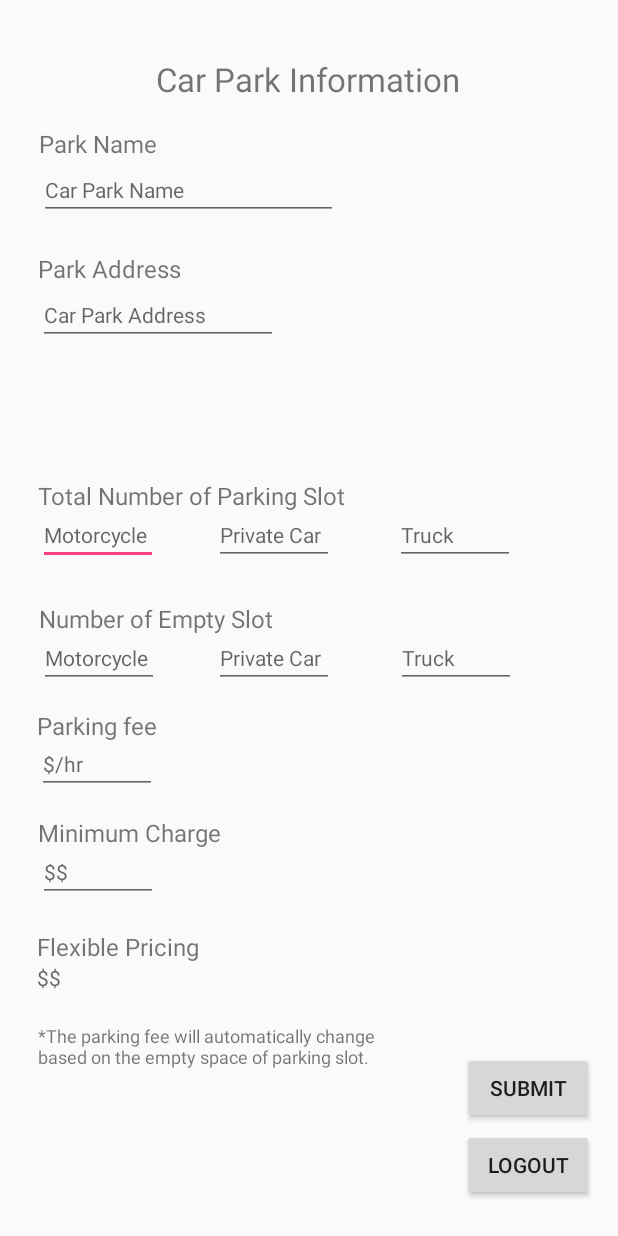
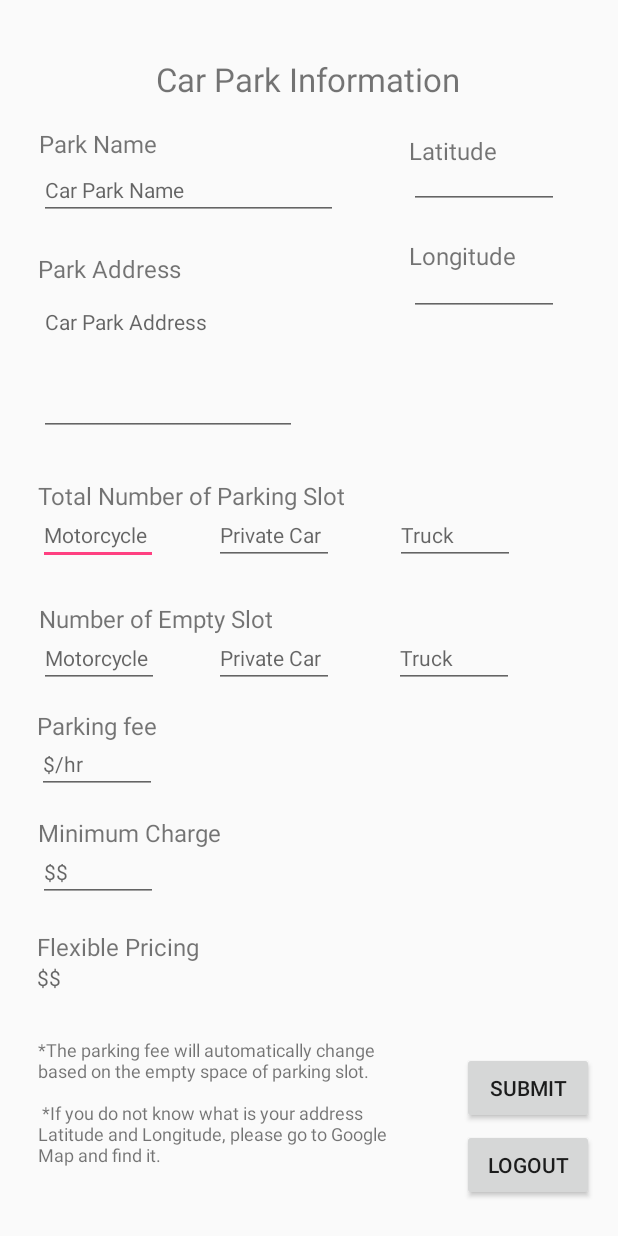
Before and after one commit to mrwyf000/Lo_Beng_02_18-3, an Android app: the ParkFile screen opened directly, with no data from a screen before it, on a phone screen of 412 x 824 dp. Run offline under Robolectric (Android 15) with nearby library versions, the phone set to English and light mode, and no system bars; our stand-ins replace Firebase (no records; nobody signed in at launch, a user with empty details on screens opened directly).

Commit message:
Lo_Beng_02_18/3

```diff
--- a/app/src/main/java/com/example/carparkmainmenu/ParkFile.java
+++ b/app/src/main/java/com/example/carparkmainmenu/ParkFile.java
@@ -31,16 +31,28 @@ import java.util.regex.Pattern;
 
 public class ParkFile extends AppCompatActivity {
 
+    //set the password pattern, the password must be at least...
+    private static final Pattern price_Patten =
+            Pattern.compile("^" +
+                    "(?=.*[0-9])" +         //at least 1 digit
+                    //"(?=.*[a-z])" +         //at least 1 lower case letter
+                    //"(?=.*[A-Z])" +         //at least 1 upper case letter
+                    //"(?=.*[a-zA-Z])" +      //any letter
+                    //"(?=\\S+$)" +           //no white spaces
+                    //".{8,}" +               //at least 8 characters
+                    "$");
+
     private static final String TAG = "ParkFile";
 
     private FirebaseAuth firebaseAuth;
     private DatabaseReference databaseReference;
     private FirebaseDatabase firebaseDatabase;
     private Button logout, submit;
-    private EditText parkName, parkAddress, motor, privateCar, truck, parkingFee, minimunCharge,avamotor, avaprivateCar, avaTruck;
+    private EditText parkName, parkAddress, motor, privateCar, truck, parkingFee, minimunCharge,avamotor, avaprivateCar, avaTruck, latitude, longitude;
     private TextView flexibleFee;
     String park_name, park_address, motor_Car, private_Car, truck_Car, parking_Fee,
-            halfhr, onehr, twohr, flexible_Pricing, minimun_Charge, flexible_Fee, ava_Motor, ava_Private_Car, ava_Truck;
+            halfhr, onehr, twohr, flexible_Pricing, minimun_Charge, flexible_Fee,
+            ava_Motor, ava_Private_Car, ava_Truck, lat_latitude, lng_longitude;
     String name, email;
 
     //set up
@@ -57,6 +69,9 @@ public class ParkFile extends AppCompatActivity {
         avamotor = (EditText)findViewById(R.id.edMotorcycle2);
         avaprivateCar = (EditText)findViewById(R.id.edMotorcycle2);
         avaTruck = (EditText)findViewById(R.id.edTruck2);
+        latitude = (EditText)findViewById(R.id.edLat);
+        longitude = (EditText)findViewById(R.id.edLng);
+
 
         //flexiblePricing = (CheckBox) findViewById(R.id.cbFlexiblePricing);
         //mcHalfHour = (CheckBox) findViewById(R.id.cbMCHalfHour);
@@ -73,22 +88,35 @@ public class ParkFile extends AppCompatActivity {
         motor_Car = motor.getText().toString();
         private_Car = privateCar.getText().toString();
         truck_Car = truck.getText().toString();
-        parking_Fee = "$" + parkingFee.getText().toString();
-        minimun_Charge = "$" + minimunCharge.getText().toString();
-        flexible_Fee = "$" + parkingFee.getText().toString();
-        flexible_Pricing = "$" + parkingFee.getText().toString();
+        parking_Fee = parkingFee.getText().toString();
+        minimun_Charge = minimunCharge.getText().toString();
+        flexible_Fee =  parkingFee.getText().toString();
+        flexible_Pricing = parkingFee.getText().toString();
         ava_Motor = avamotor.getText().toString();
         ava_Private_Car = avaprivateCar.getText().toString();
         ava_Truck = avaTruck.getText().toString();
+        lat_latitude = latitude.getText().toString();
+        lng_longitude = longitude.getText().toString();
 
 
         if (park_name.isEmpty() || park_address.isEmpty() || motor_Car.isEmpty()
                 || private_Car.isEmpty() || truck_Car.isEmpty()
-                || parking_Fee.isEmpty() || minimun_Charge.isEmpty() ||
-                ava_Motor.isEmpty() || ava_Private_Car.isEmpty() || ava_Truck.isEmpty()) {
+                || parking_Fee.isEmpty() || minimun_Charge.isEmpty()
+                || ava_Motor.isEmpty() || ava_Private_Car.isEmpty() || ava_Truck.isEmpty()
+                || lat_latitude.isEmpty() || lng_longitude.isEmpty()){
             Toast.makeText(this, "please enter all the details", Toast.LENGTH_SHORT).show();
             return false;
+        }
 
+//        }if (!price_Patten.matcher(parking_Fee).matches()) {
+//            Toast.makeText(this, "Please enter only digit amount for the parking fee", Toast.LENGTH_SHORT).show();
+//            return false;
+
+        if (Double.parseDouble(ava_Motor) > Double.parseDouble(motor_Car)
+                ||Double.parseDouble(ava_Private_Car) > Double.parseDouble(private_Car)
+                ||Double.parseDouble(ava_Truck) > Double.parseDouble(truck_Car)){
+            Toast.makeText(this, "Number of Empty Slot should not larger than number of Parking Slot", Toast.LENGTH_SHORT).show();
+            return false;
         }
 //        if (!(flexible_Fee.equals("yes") || flexible_Fee.equals("no"))) {
 //            Toast.makeText(this, "Flexible Fee needed to be Yes or No", Toast.LENGTH_SHORT).show();
@@ -179,7 +207,7 @@ public class ParkFile extends AppCompatActivity {
         DatabaseReference myRef = firebaseDatabase.getReference().child("Park").child(firebaseAuth.getUid());
         ParkUserProfile parkUserProfile = new ParkUserProfile(
                 park_name, park_address, motor_Car, private_Car, truck_Car,
-                parking_Fee, minimun_Charge, flexible_Fee, ava_Motor, ava_Private_Car, ava_Truck);
+                parking_Fee, minimun_Charge, flexible_Fee, ava_Motor, ava_Private_Car, ava_Truck, lat_latitude, lng_longitude);
         myRef.setValue(parkUserProfile);
         Toast.makeText(ParkFile.this, "Upload Successful!", Toast.LENGTH_SHORT).show();
     }
--- a/app/src/main/java/com/example/carparkmainmenu/ParkRegistrationActivity.java
+++ b/app/src/main/java/com/example/carparkmainmenu/ParkRegistrationActivity.java
@@ -195,12 +195,14 @@ public class ParkRegistrationActivity extends AppCompatActivity {
         String ava_Motor = "";
         String ava_Private_Car = "";
         String ava_Truck = "";
+        String lat_latitude = "";
+        String lng_longitude = "";
 
         FirebaseDatabase firebaseDatabase = FirebaseDatabase.getInstance();
         DatabaseReference myRef = firebaseDatabase.getReference().child("Park").child(firebaseAuth.getUid());
         ParkUserProfile parkUserProfile = new ParkUserProfile(
                 park_name, park_address, motor_Car, private_Car, truck_Car,
-                parking_Fee, flexible_Fee, minimun_Charge, ava_Motor, ava_Private_Car, ava_Truck);
+                parking_Fee, flexible_Fee, minimun_Charge, ava_Motor, ava_Private_Car, ava_Truck, lat_latitude, lng_longitude);
         myRef.setValue(parkUserProfile);
     }
 }
--- a/app/src/main/res/layout/activity_park_file.xml
+++ b/app/src/main/res/layout/activity_park_file.xml
@@ -50,7 +50,7 @@
         android:layout_height="35dp"
         android:ems="10"
         android:hint="Motorcycle"
-        android:inputType="textPersonName"
+        android:inputType="number"
         android:textSize="14sp"
         app:layout_constraintBottom_toBottomOf="parent"
         app:layout_constraintEnd_toEndOf="parent"
@@ -65,7 +65,7 @@
         android:layout_height="35dp"
         android:ems="10"
         android:hint="Motorcycle"
-        android:inputType="textPersonName"
+        android:inputType="number"
         android:textSize="14sp"
         app:layout_constraintBottom_toBottomOf="parent"
         app:layout_constraintEnd_toEndOf="parent"
@@ -82,7 +82,7 @@
         android:layout_marginLeft="25dp"
         android:ems="10"
         android:hint="Private Car"
-        android:inputType="textPersonName"
+        android:inputType="number"
         android:textSize="14sp"
         app:layout_constraintBottom_toBottomOf="@+id/edMotorcycle"
         app:layout_constraintEnd_toEndOf="parent"
@@ -97,7 +97,7 @@
         android:layout_height="35dp"
         android:ems="10"
         android:hint="Private Car"
-        android:inputType="textPersonName"
+        android:inputType="number"
         android:textSize="14sp"
         app:layout_constraintBottom_toBottomOf="parent"
         app:layout_constraintEnd_toEndOf="parent"
@@ -114,7 +114,7 @@
         android:layout_marginLeft="33dp"
         android:ems="10"
         android:hint="Truck"
-        android:inputType="textPersonName"
+        android:inputType="number"
         android:textSize="14sp"
         app:layout_constraintBottom_toBottomOf="@+id/edPrivateCar"
         app:layout_constraintEnd_toEndOf="parent"
@@ -129,11 +129,11 @@
         android:layout_height="35dp"
         android:ems="10"
         android:hint="Truck"
-        android:inputType="textPersonName"
+        android:inputType="number"
         android:textSize="14sp"
         app:layout_constraintBottom_toBottomOf="parent"
         app:layout_constraintEnd_toEndOf="parent"
-        app:layout_constraintHorizontal_bias="0.376"
+        app:layout_constraintHorizontal_bias="0.366"
         app:layout_constraintStart_toEndOf="@+id/edPrivateCar2"
         app:layout_constraintTop_toBottomOf="@+id/tvEmptySlot"
         app:layout_constraintVertical_bias="0.0" />
@@ -164,13 +164,15 @@
         app:layout_constraintTop_toBottomOf="@+id/edParkingFee"
         app:layout_constraintVertical_bias="0.054" />
 
+
+
     <EditText
         android:id="@+id/edMinimunCharge"
         android:layout_width="80dp"
         android:layout_height="35dp"
         android:ems="10"
         android:hint="$$"
-        android:inputType="number"
+        android:inputType="numberDecimal"
         android:textSize="14sp"
         app:layout_constraintBottom_toBottomOf="parent"
         app:layout_constraintEnd_toEndOf="parent"
@@ -212,7 +214,7 @@
         android:layout_height="35dp"
         android:ems="10"
         android:hint="$/hr"
-        android:inputType="number"
+        android:inputType="numberDecimal"
         android:textSize="14sp"
         app:layout_constraintBottom_toBottomOf="parent"
         app:layout_constraintEnd_toEndOf="parent"
@@ -235,16 +237,17 @@
 
     <TextView
         android:id="@+id/tvafp"
-        android:layout_width="258dp"
-        android:layout_height="32dp"
-        android:text="*The parking fee will automatically change based on the empty space of parking slot."
+        android:layout_width="249dp"
+        android:layout_height="93dp"
+        android:text="*The parking fee will automatically change based on the empty space of parking slot.
+        \n \n *If you do not know what is your address Latitude and Longitude, please go to Google Map and find it."
         android:textSize="12sp"
         app:layout_constraintBottom_toBottomOf="parent"
         app:layout_constraintEnd_toEndOf="parent"
-        app:layout_constraintHorizontal_bias="0.163"
+        app:layout_constraintHorizontal_bias="0.154"
         app:layout_constraintStart_toStartOf="parent"
         app:layout_constraintTop_toBottomOf="@+id/tvFlexibleFee"
-        app:layout_constraintVertical_bias="0.156" />
+        app:layout_constraintVertical_bias="0.428" />
 
     <Button
         android:id="@+id/btLogout"
@@ -301,8 +304,8 @@
 
     <EditText
         android:id="@+id/edCarParkAddress"
-        android:layout_width="wrap_content"
-        android:layout_height="wrap_content"
+        android:layout_width="172dp"
+        android:layout_height="96dp"
         android:ems="10"
         android:gravity="start|top"
         android:hint="Car Park Address"
@@ -310,9 +313,63 @@
         android:textSize="14sp"
         app:layout_constraintBottom_toTopOf="@+id/tvParkingSlot"
         app:layout_constraintEnd_toEndOf="parent"
-        app:layout_constraintHorizontal_bias="0.0"
+        app:layout_constraintHorizontal_bias="0.004"
         app:layout_constraintStart_toStartOf="@+id/tvParkAddress"
         app:layout_constraintTop_toBottomOf="@+id/tvParkAddress"
-        app:layout_constraintVertical_bias="0.0" />
+        app:layout_constraintVertical_bias="0.142" />
+
+    <EditText
+        android:id="@+id/edLat"
+        android:layout_width="100dp"
+        android:layout_height="25dp"
+        android:ems="10"
+        android:inputType="numberDecimal"
+        android:textSize="14sp"
+        app:layout_constraintBottom_toBottomOf="parent"
+        app:layout_constraintEnd_toEndOf="parent"
+        app:layout_constraintHorizontal_bias="0.863"
+        app:layout_constraintStart_toStartOf="@+id/tvParkingFee"
+        app:layout_constraintTop_toTopOf="parent"
+        app:layout_constraintVertical_bias="0.143" />
+
+    <TextView
+        android:id="@+id/tvLatitude"
+        android:layout_width="68dp"
+        android:layout_height="22dp"
+        android:text="Latitude"
+        android:textSize="16sp"
+        app:layout_constraintBottom_toBottomOf="parent"
+        app:layout_constraintEnd_toEndOf="parent"
+        app:layout_constraintHorizontal_bias="0.793"
+        app:layout_constraintStart_toStartOf="parent"
+        app:layout_constraintTop_toTopOf="parent"
+        app:layout_constraintVertical_bias="0.111" />
+
+    <TextView
+        android:id="@+id/tvLongitude"
+        android:layout_width="84dp"
+        android:layout_height="24dp"
+        android:text="Longitude"
+        android:textSize="16sp"
+        app:layout_constraintBottom_toBottomOf="parent"
+        app:layout_constraintEnd_toEndOf="parent"
+        app:layout_constraintHorizontal_bias="0.831"
+        app:layout_constraintStart_toStartOf="parent"
+        app:layout_constraintTop_toTopOf="parent"
+        app:layout_constraintVertical_bias="0.199" />
+
+    <EditText
+        android:id="@+id/edLng"
+        android:layout_width="100dp"
+        android:layout_height="24dp"
+        android:ems="10"
+        android:inputType="numberDecimal"
+        android:textSize="14sp"
+        app:layout_constraintBottom_toBottomOf="parent"
+        app:layout_constraintEnd_toEndOf="parent"
+        app:layout_constraintHorizontal_bias="0.863"
+        app:layout_constraintStart_toStartOf="@+id/tvParkingFee"
+        app:layout_constraintTop_toTopOf="parent"
+        app:layout_constraintVertical_bias="0.233" />
 
 </androidx.constraintlayout.widget.ConstraintLayout>
```
Also changed, not shown: app/src/main/java/com/example/carparkmainmenu/CustomInfoWindowAdapter.java (+6 -6 lines), app/src/main/java/com/example/carparkmainmenu/MapActivity.java (+158 -146 lines), app/src/main/java/com/example/carparkmainmenu/ParkUserProfile.java (+23 -1 lines), app/src/main/java/com/example/carparkmainmenu/takedata.java (+28 -7 lines), app/src/main/res/layout/activity_takedata.xml (+62 -7 lines), app/src/main/res/layout/custom_info_window.xml (+0 -10 lines).
